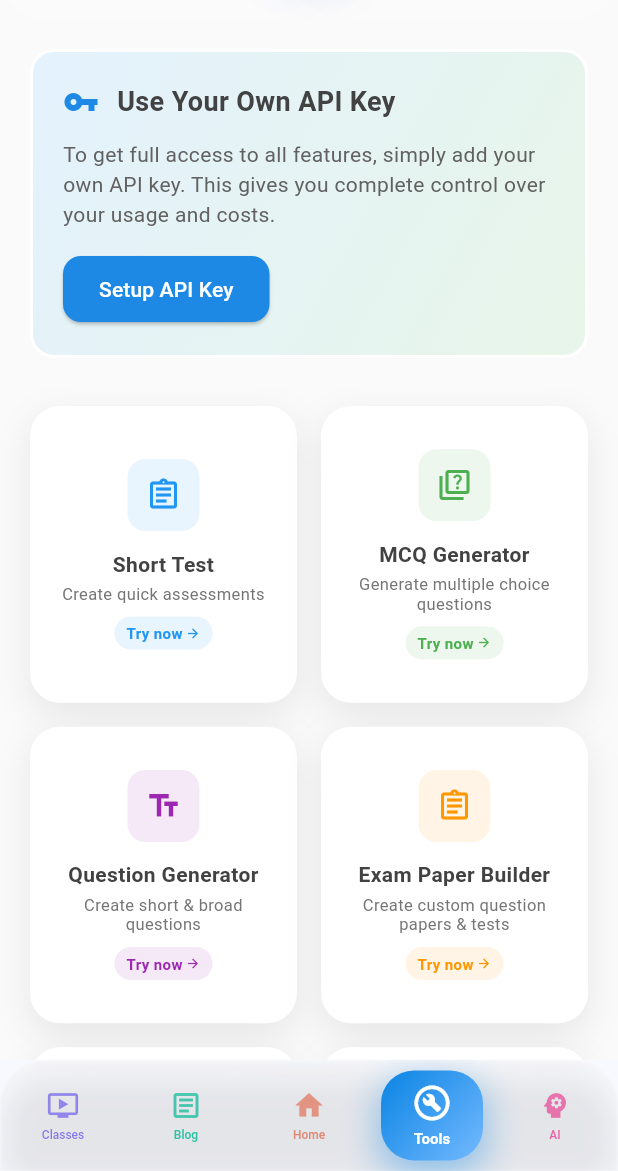
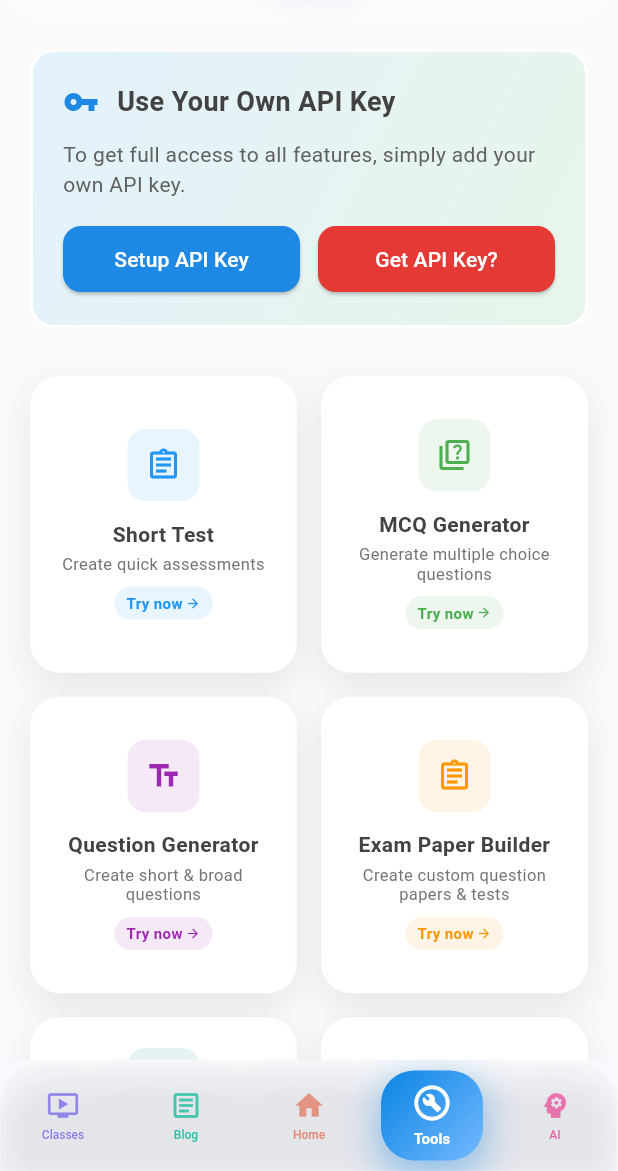
Before and after one commit to Pi-Dev-0/Pi-QBank, a Flutter app: the screen it shows after launch, item 4 of the bottom bar chosen, on a phone screen of 412 x 824 dp, the part 65-1236 px from its top. Run offline on Flutter 3.47's test engine with Material 3 defaults, Android fonts, the phone set to English and light mode, and no system bars; our stand-ins replace connectivity_plus, file_picker, flutter_tts, image_picker, logger, open_file and 7 more; missing offline and left inert: flutter_pdfview; network calls fail; Roboto replaces fonts that are missing (HindSiliguri).

Commit message:
feat(tools-page): Add YouTube video guide for API key setup
This commit introduces a new "Get API Key?" button on the Tools page. When tapped, this button launches a YouTube player dialog, providing users with a visual guide on how to obtain and configure their Gemini API key.

The existing "Setup API Key" button has been refactored into a horizontal row alongside the new button to maintain a consistent layout. This change aims to improve user onboarding and make it easier for users to enable full application features by offering a direct video tutorial.

```diff
--- a/lib/pages/tools_page.dart
+++ b/lib/pages/tools_page.dart
@@ -7,6 +7,8 @@ import 'package:pi_qbank/pages/mcq_generator_page.dart'; // Import MCQGeneratorP
 import 'package:pi_qbank/pages/question_generator_page.dart'; // Import QuestionGeneratorPage
 import 'package:pi_qbank/pages/mess_manager_page.dart'; // Import MessManagerPage
 import 'package:pi_qbank/pages/newspaper_list_page.dart'; // Import NewspaperListPage
+// Import youtube_player_flutter
+import 'package:pi_qbank/widgets/youtube_player_dialog.dart'; // Import YoutubePlayerDialog
 // Import ExamPaperBuilderPage
 import '../widgets/app_drawer.dart'; // Import AppDrawer
 
@@ -64,8 +66,7 @@ class ToolsPage extends StatelessWidget {
                   ),
                   const SizedBox(height: 12),
                   Text(
-                    'To get full access to all features, simply add your own API key. '
-                    'This gives you complete control over your usage and costs.',
+                    'To get full access to all features, simply add your own API key. ',
                     style: TextStyle(
                       fontSize: 14,
                       color: Colors.grey.shade700,
@@ -73,7 +74,11 @@ class ToolsPage extends StatelessWidget {
                     ),
                   ),
                   const SizedBox(height: 16),
-                  ElevatedButton(
+                  Row(
+                    mainAxisAlignment: MainAxisAlignment.spaceEvenly,
+                    children: [
+                      Expanded(
+                        child: ElevatedButton(
                           onPressed: () {
                             showApiKeyDialog(context);
                           },
@@ -87,6 +92,29 @@ class ToolsPage extends StatelessWidget {
                             ),
                           ),
                           child: const Text('Setup API Key'),
+                        ),
+                      ),
+                      const SizedBox(width: 12),
+                      Expanded(
+                        child: ElevatedButton(
+                          onPressed: () {
+                            // Replace with your actual YouTube video ID
+                            const String videoId = 'YOUR_GEMINI_API_KEY_VIDEO_ID';
+                            showYoutubePlayerDialog(context, videoId);
+                          },
+                          style: ElevatedButton.styleFrom(
+                            backgroundColor: Colors.red.shade600,
+                            foregroundColor: Colors.white,
+                            padding: const EdgeInsets.symmetric(
+                                horizontal: 24, vertical: 12),
+                            shape: RoundedRectangleBorder(
+                              borderRadius: BorderRadius.circular(12),
+                            ),
+                          ),
+                          child: const Text('Get API Key?'),
+                        ),
+                      ),
+                    ],
                   ),
                 ],
               ),
```
Also changed, not shown: lib/widgets/youtube_player_dialog.dart (added, +81 -0 lines). Lines whose indentation alone changed are shown as unchanged.
